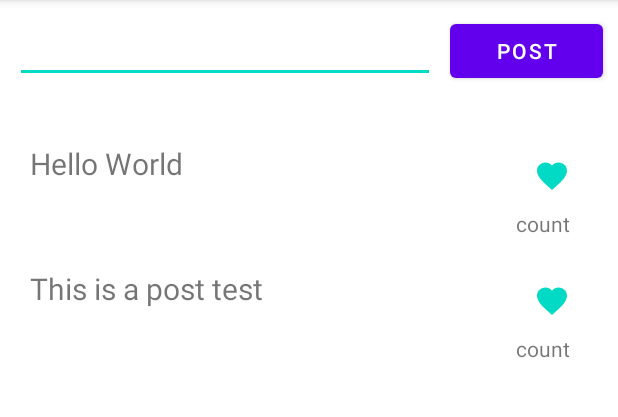
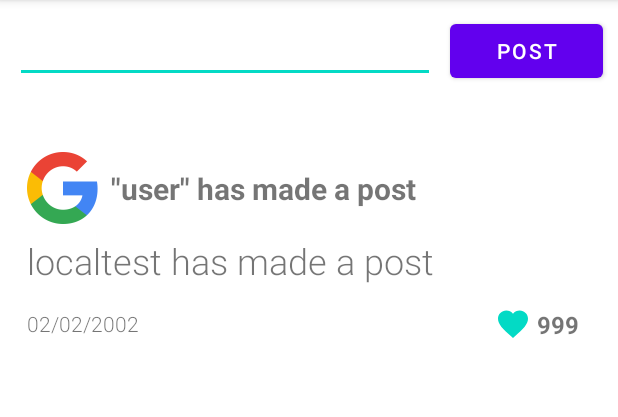
Before and after one commit to PodcastSeniorDesign/everything, an Android app: the screen it shows after launch (rr3), after a tap on "RISK REDUCTION 3", on a phone screen of 412 x 824 dp, the part 84-501 px from its top. Run offline under Robolectric (Android 15) with nearby library versions, the phone set to English and light mode, and no system bars; our stand-ins replace Firebase (no records; nobody signed in at launch, a user with empty details on screens opened directly), Volley.

Commit message:
lots of stuff done

```diff
--- a/app/src/main/AndroidManifest.xml
+++ b/app/src/main/AndroidManifest.xml
@@ -1,6 +1,8 @@
 <?xml version="1.0" encoding="utf-8"?>
 <manifest xmlns:android="http://schemas.android.com/apk/res/android"
     package="me.rooshi.podcastapp">
+
+    <uses-permission android:name="android.permission.INTERNET" />
 
     <application
         android:allowBackup="true"
@@ -26,6 +28,5 @@
             android:value="@string/facebook_application_id" />
     </application>
 
-    <uses-permission android:name="android.permission.INTERNET" />
 
 </manifest>
--- a/app/src/main/java/me/rooshi/podcastapp/FeedAdapter.java
+++ b/app/src/main/java/me/rooshi/podcastapp/FeedAdapter.java
@@ -4,6 +4,7 @@ import android.content.Context;
 import android.view.LayoutInflater;
 import android.view.View;
 import android.view.ViewGroup;
+import android.widget.ImageButton;
 import android.widget.TextView;
 
 import androidx.recyclerview.widget.RecyclerView;
@@ -11,20 +12,36 @@ import androidx.recyclerview.widget.RecyclerView;
 import java.util.List;
 
 public class FeedAdapter extends RecyclerView.Adapter<FeedAdapter.ResultHolder> {
-    private List<String> results;
+    private List<PostModel> posts;
     private LayoutInflater inflater;
 
     public static class ResultHolder extends RecyclerView.ViewHolder {
 
-        public TextView result;
-        public ResultHolder(View result) {
-            super(result);
-            this.result = result.findViewById(R.id.postText);
+        public TextView postText;
+        public TextView userText;
+        public TextView likeCount;
+        public TextView dateText;
+        public ImageButton likeButton;
+
+        public ResultHolder(View view) {
+            super(view);
+            this.postText = view.findViewById(R.id.postText);
+            this.userText = view.findViewById(R.id.userText);
+            this.likeCount = view.findViewById(R.id.likeCount);
+            this.dateText = view.findViewById(R.id.dateText);
+            this.likeButton = view.findViewById(R.id.likeButton);
+
+            likeButton.setOnClickListener(new View.OnClickListener() {
+                @Override
+                public void onClick(View v) {
+
+                }
+            });
         }
     }
 
-    public FeedAdapter(Context context, List<String> results) {
-        this.results = results;
+    public FeedAdapter(Context context, List<PostModel> posts) {
+        this.posts = posts;
         this.inflater = LayoutInflater.from(context);
     }
 
@@ -36,13 +53,13 @@ public class FeedAdapter extends RecyclerView.Adapter<FeedAdapter.ResultHolder>
 
     @Override
     public void onBindViewHolder(ResultHolder holder, int position) {
-        String podcast = results.get(position);
-        holder.result.setText(podcast);
+        PostModel post = posts.get(position);
+        holder.postText.setText(String.format("%s has made a post", post.username));
     }
 
     @Override
     public int getItemCount() {
-        return results.size();
+        return posts.size();
     }
 
 }
--- a/app/src/main/java/me/rooshi/podcastapp/MainActivity.java
+++ b/app/src/main/java/me/rooshi/podcastapp/MainActivity.java
@@ -5,7 +5,6 @@ import androidx.appcompat.app.AppCompatActivity;
 import androidx.recyclerview.widget.LinearLayoutManager;
 import androidx.recyclerview.widget.RecyclerView;
 
-import android.app.DownloadManager;
 import android.content.Intent;
 import android.media.AudioManager;
 import android.media.MediaPlayer;
@@ -16,11 +15,6 @@ import android.view.View;
 import android.widget.Button;
 import android.widget.EditText;
 import android.widget.TextView;
-
-import com.android.volley.toolbox.JsonObjectRequest;
-import com.android.volley.toolbox.JsonRequest;
-import com.firebase.ui.auth.AuthUI;
-import com.firebase.ui.auth.IdpResponse;
 
 import com.android.volley.Request;
 import com.android.volley.RequestQueue;
@@ -41,18 +35,12 @@ import org.json.JSONArray;
 import org.json.JSONException;
 import org.json.JSONObject;
 
-import org.w3c.dom.Text;
-
-import java.lang.reflect.Array;
 import java.util.ArrayList;
 
-import java.util.Arrays;
-import java.util.Iterator;
 import java.util.HashMap;
 import java.util.List;
 
 import java.io.IOException;
-import java.util.HashMap;
 import java.util.Map;
 
 public class MainActivity extends AppCompatActivity {
@@ -98,7 +86,7 @@ public class MainActivity extends AppCompatActivity {
         initPlayer();
 
 
-        showValue = (TextView) findViewById(R.id.LikeCount);
+        showValue = (TextView) findViewById(R.id.likeCount);
 
 
     }
@@ -176,7 +164,7 @@ public class MainActivity extends AppCompatActivity {
         mediaPlayer.setAudioStreamType(AudioManager.STREAM_MUSIC);
         try {
             mediaPlayer.setDataSource(getApplicationContext(), uri);
-            mediaPlayer.prepare();
+            mediaPlayer.prepareAsync();
         } catch (IOException e) {
             Log.e("", "initPlayer: ", e);
         }
--- a/app/src/main/java/me/rooshi/podcastapp/PostModel.java
+++ b/app/src/main/java/me/rooshi/podcastapp/PostModel.java
@@ -4,11 +4,13 @@ public class PostModel {
     public String username;
     public String dateString;
     public String postText;
+    public int likeCount;
 
     public PostModel(String username, String dateString, String postText) {
         this.username = username;
         this.dateString = dateString;
         this.postText = postText;
+        likeCount = 0;
     }
 
     public String getUsername() {
@@ -22,4 +24,8 @@ public class PostModel {
     public String getPostText() {
         return postText;
     }
+
+    public int getLikeCount() {
+        return likeCount;
+    }
 }
--- a/app/src/main/java/me/rooshi/podcastapp/rr3.java
+++ b/app/src/main/java/me/rooshi/podcastapp/rr3.java
@@ -12,7 +12,7 @@ import java.util.List;
 
 public class rr3 extends AppCompatActivity {
 
-    List<String> results = new ArrayList<String>();
+    List<PostModel> results = new ArrayList<PostModel>();
 
     private RecyclerView recyclerView;
     private RecyclerView.Adapter mAdapter;
@@ -23,8 +23,14 @@ public class rr3 extends AppCompatActivity {
         super.onCreate(savedInstanceState);
         setContentView(R.layout.activity_rr3);
 
-        results.add("Hello World");
-        results.add("This is a post test");
+        setUpRecyclerView();
+
+        populatePostsFromDatabase();
+    }
+
+    private void setUpRecyclerView() {
+        results.add(new PostModel("localtest", "now", "this was added in the constructor"));
+        results.add(new PostModel("localtest2", "also now", "this was added in the constructor"));
 
         recyclerView = (RecyclerView) findViewById(R.id.feedView);
 
@@ -44,4 +50,8 @@ public class rr3 extends AppCompatActivity {
     public void newPost(View view) {
 
     }
+
+    private void populatePostsFromDatabase() {
+
+    }
 }
--- a/app/src/main/res/layout/activity_main.xml
+++ b/app/src/main/res/layout/activity_main.xml
@@ -140,7 +140,7 @@
 
                 <TableRow>
                     <TextView
-                        android:id="@+id/LikeCount"
+                        android:id="@+id/likeCount"
                         android:layout_width="wrap_content"
                         android:layout_height="wrap_content"
                         android:text = "Like"
--- a/app/src/main/res/layout/post_row.xml
+++ b/app/src/main/res/layout/post_row.xml
@@ -1,43 +1,85 @@
 <?xml version="1.0" encoding="utf-8"?>
-<LinearLayout xmlns:android="http://schemas.android.com/apk/res/android"
-    android:layout_width="match_parent"
-    android:layout_height="wrap_content"
+
+<androidx.constraintlayout.widget.ConstraintLayout xmlns:android="http://schemas.android.com/apk/res/android"
     xmlns:app="http://schemas.android.com/apk/res-auto"
     xmlns:tools="http://schemas.android.com/tools"
-    android:orientation="horizontal"
-    android:padding="10dp">
+    android:id="@+id/linearLayout"
+    android:layout_width="match_parent"
+    android:layout_height="match_parent"
+    android:layout_weight="1"
+    android:orientation="vertical">
 
-    <TextView
-        android:id="@+id/postText"
-        android:layout_width="wrap_content"
-        android:layout_height="50dp"
-        android:layout_weight="1"
-        android:textSize="20sp"/>
-
-
-
-    <LinearLayout
-        android:layout_width="wrap_content"
-        android:layout_height="wrap_content"
-        android:orientation="vertical">
 
     <ImageButton
         android:id="@+id/likeButton"
         android:layout_width="wrap_content"
         android:layout_height="wrap_content"
-            android:backgroundTint="@android:color/white"
-            app:srcCompat="@drawable/ic_favorite_black_24dp"
-            tools:layout_editor_absoluteX="11dp"
-            tools:layout_editor_absoluteY="225dp"
-            android:tint="@color/colorAccent" />
+        android:layout_marginEnd="-8dp"
+        android:backgroundTint="#00FFFFFF"
+        android:tint="@color/colorAccent"
+        app:layout_constraintBottom_toBottomOf="@+id/dateText"
+        app:layout_constraintEnd_toStartOf="@+id/likeCount"
+        app:layout_constraintTop_toTopOf="@+id/dateText"
+        app:srcCompat="@drawable/ic_favorite_black_24dp" />
+
+    <ImageView
+        android:id="@+id/imageView"
+        android:layout_width="48dp"
+        android:layout_height="48dp"
+        android:layout_marginStart="8dp"
+        android:layout_marginTop="16dp"
+        app:layout_constraintStart_toStartOf="parent"
+        app:layout_constraintTop_toTopOf="parent"
+        app:srcCompat="@drawable/googleg_color" />
 
     <TextView
-            android:id="@+id/LikeCount"
-            android:layout_width="match_parent"
+        android:id="@+id/postText"
+        android:layout_width="0dp"
         android:layout_height="wrap_content"
-            android:text="count"/>
+        android:layout_marginStart="8dp"
+        android:layout_marginTop="8dp"
+        android:layout_marginEnd="16dp"
+        android:fontFamily="sans-serif-light"
+        android:text="post text goes here"
+        android:textSize="24sp"
+        app:layout_constraintEnd_toEndOf="parent"
+        app:layout_constraintStart_toStartOf="parent"
+        app:layout_constraintTop_toBottomOf="@+id/imageView" />
 
-    </LinearLayout>
+    <TextView
+        android:id="@+id/userText"
+        android:layout_width="wrap_content"
+        android:layout_height="wrap_content"
+        android:layout_marginStart="8dp"
+        android:text='"user" has made a post'
+        android:textSize="20sp"
+        android:textStyle="bold"
+        app:layout_constraintBottom_toBottomOf="@+id/imageView"
+        app:layout_constraintStart_toEndOf="@+id/imageView"
+        app:layout_constraintTop_toTopOf="@+id/imageView" />
+
+    <TextView
+        android:id="@+id/likeCount"
+        android:layout_width="wrap_content"
+        android:layout_height="wrap_content"
+        android:layout_marginEnd="16dp"
+        android:text="999"
+        android:textSize="16sp"
+        android:textStyle="bold"
+        app:layout_constraintBottom_toBottomOf="@+id/likeButton"
+        app:layout_constraintEnd_toEndOf="parent"
+        app:layout_constraintTop_toTopOf="@+id/likeButton" />
+
+    <TextView
+        android:id="@+id/dateText"
+        android:layout_width="wrap_content"
+        android:layout_height="wrap_content"
+        android:layout_marginStart="8dp"
+        android:layout_marginTop="16dp"
+        android:fontFamily="sans-serif-light"
+        android:text="02/02/2002"
+        app:layout_constraintStart_toStartOf="parent"
+        app:layout_constraintTop_toBottomOf="@+id/postText" />
 
 
-</LinearLayout>
+</androidx.constraintlayout.widget.ConstraintLayout>
```
Lines whose indentation alone changed are shown as unchanged.
